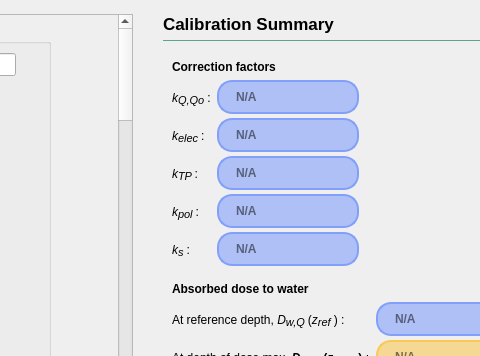
Quantico-Bullet/PyBeam-QA, file ui/qt_ui/electronsWorksheet.ui: the form before one commit; both pictures show x 508 to 988 and y 131 to 487 of the 1109 by 620 pixel window.
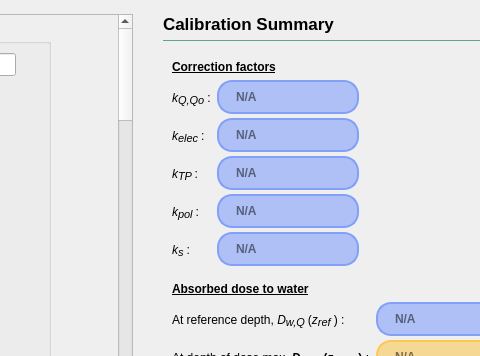
The form after the commit.

```diff
--- a/ui/qt_ui/electronsWorksheet.ui
+++ b/ui/qt_ui/electronsWorksheet.ui
@@ -194,7 +194,7 @@
                  </sizepolicy>
                 </property>
                 <property name="text">
-                 <string>&lt;html&gt;&lt;head/&gt;&lt;body&gt;&lt;p&gt;&lt;span style=&quot; font-weight:700;&quot;&gt;Correction factors&lt;/span&gt;&lt;/p&gt;&lt;/body&gt;&lt;/html&gt;</string>
+                 <string>&lt;html&gt;&lt;head/&gt;&lt;body&gt;&lt;p&gt;&lt;span style=&quot; font-weight:700; text-decoration: underline;&quot;&gt;Correction factors&lt;/span&gt;&lt;/p&gt;&lt;/body&gt;&lt;/html&gt;</string>
                 </property>
                </widget>
               </item>
@@ -443,7 +443,7 @@
                  </sizepolicy>
                 </property>
                 <property name="text">
-                 <string>&lt;html&gt;&lt;head/&gt;&lt;body&gt;&lt;p&gt;&lt;span style=&quot; font-weight:700;&quot;&gt;Absorbed dose to water&lt;/span&gt;&lt;/p&gt;&lt;/body&gt;&lt;/html&gt;</string>
+                 <string>&lt;html&gt;&lt;head/&gt;&lt;body&gt;&lt;p&gt;&lt;span style=&quot; font-weight:700; text-decoration: underline;&quot;&gt;Absorbed dose to water&lt;/span&gt;&lt;/p&gt;&lt;/body&gt;&lt;/html&gt;</string>
                 </property>
                </widget>
               </item>
```
Left out of the diff: 6 changed lines with no effect on the pictures.
